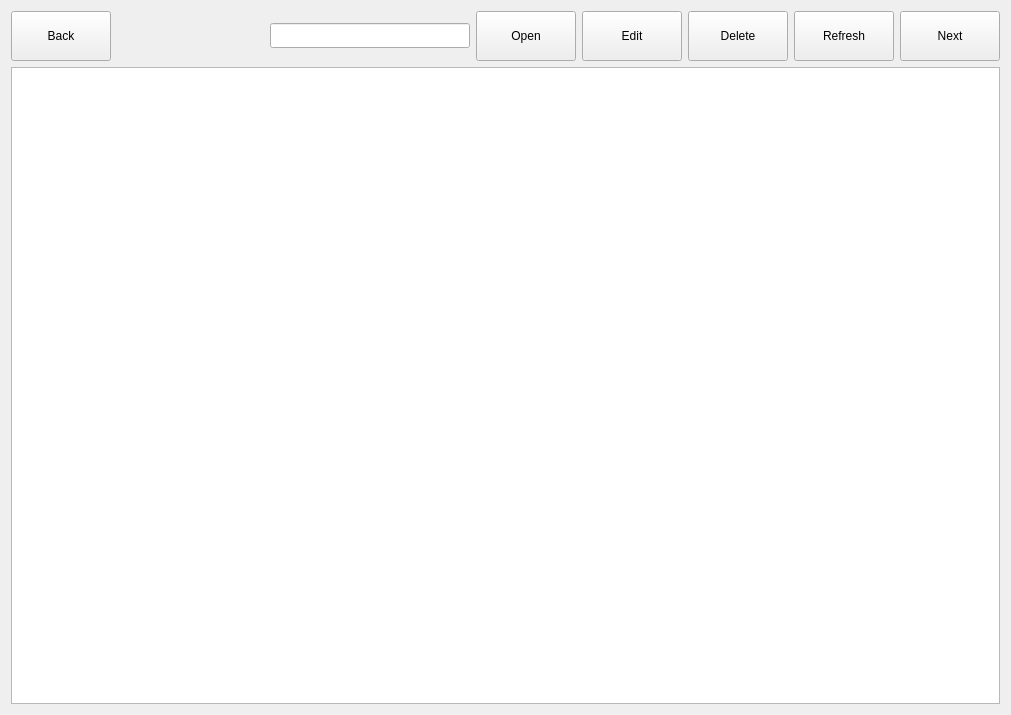
Before: the Qt Designer form assets/ui/datasets.ui in jfnavarro/st_viewer, drawn with Qt 5.
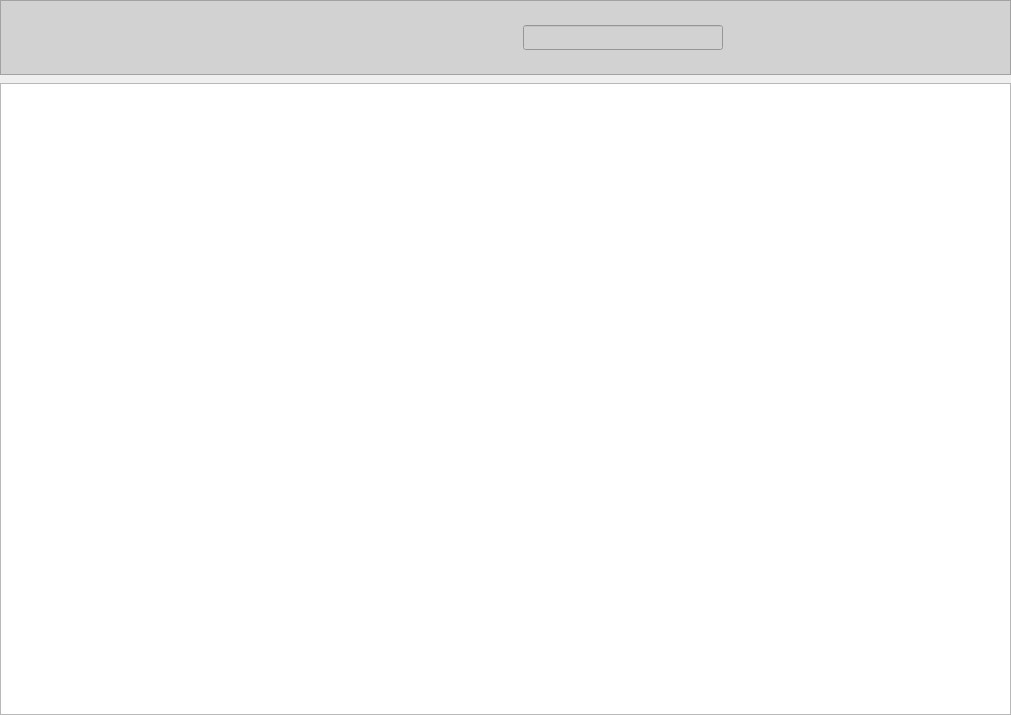
After: the same form once the commit is applied. Icons and pictures are not drawn. Custom widgets are drawn as their Qt base class.

Commit message: Removed deprecated icons. Added new icons. Changed icons in the application. Changed some colors and style. Still work in progress (fonts, sizes, lateral bar, spaces). edit : removed MAC temp file

Patch:
```diff
--- a/assets/ui/datasets.ui
+++ b/assets/ui/datasets.ui
@@ -10,6 +10,12 @@
     <height>715</height>
    </rect>
   </property>
+  <property name="sizePolicy">
+   <sizepolicy hsizetype="Preferred" vsizetype="Preferred">
+    <horstretch>0</horstretch>
+    <verstretch>0</verstretch>
+   </sizepolicy>
+  </property>
   <property name="mouseTracking">
    <bool>false</bool>
   </property>
@@ -20,22 +26,80 @@
    <string>Form</string>
   </property>
   <layout class="QVBoxLayout" name="verticalLayout">
+   <property name="spacing">
+    <number>8</number>
+   </property>
+   <property name="leftMargin">
+    <number>0</number>
+   </property>
+   <property name="topMargin">
+    <number>0</number>
+   </property>
+   <property name="rightMargin">
+    <number>0</number>
+   </property>
+   <property name="bottomMargin">
+    <number>0</number>
+   </property>
    <item>
-    <layout class="QHBoxLayout" name="horizontalLayout">
-     <property name="sizeConstraint">
-      <enum>QLayout::SetDefaultConstraint</enum>
+    <widget class="QFrame" name="frame">
+     <property name="sizePolicy">
+      <sizepolicy hsizetype="Preferred" vsizetype="Fixed">
+       <horstretch>0</horstretch>
+       <verstretch>0</verstretch>
+      </sizepolicy>
+     </property>
+     <property name="minimumSize">
+      <size>
+       <width>0</width>
+       <height>75</height>
+      </size>
+     </property>
+     <property name="maximumSize">
+      <size>
+       <width>16777215</width>
+       <height>75</height>
+      </size>
+     </property>
+     <property name="styleSheet">
+      <string notr="true">background-color:rgb(210,210,210);</string>
+     </property>
+     <property name="frameShape">
+      <enum>QFrame::StyledPanel</enum>
+     </property>
+     <property name="frameShadow">
+      <enum>QFrame::Raised</enum>
+     </property>
+     <property name="lineWidth">
+      <number>0</number>
+     </property>
+     <layout class="QHBoxLayout" name="horizontalLayout_4">
+      <property name="spacing">
+       <number>2</number>
+      </property>
+      <property name="leftMargin">
+       <number>5</number>
+      </property>
+      <property name="topMargin">
+       <number>0</number>
+      </property>
+      <property name="rightMargin">
+       <number>5</number>
+      </property>
+      <property name="bottomMargin">
+       <number>0</number>
      </property>
      <item>
       <widget class="QPushButton" name="back">
+        <property name="sizePolicy">
+         <sizepolicy hsizetype="Preferred" vsizetype="Preferred">
+          <horstretch>0</horstretch>
+          <verstretch>0</verstretch>
+         </sizepolicy>
+        </property>
        <property name="minimumSize">
         <size>
-         <width>100</width>
-         <height>50</height>
-        </size>
-       </property>
-       <property name="maximumSize">
-        <size>
-         <width>100</width>
+          <width>75</width>
          <height>50</height>
         </size>
        </property>
@@ -55,12 +119,21 @@
         <string>Go back to Start Page</string>
        </property>
        <property name="text">
-        <string>Back</string>
+         <string/>
        </property>
        <property name="icon">
         <iconset resource="../../../st_client-build/application.qrc">
          <normaloff>:/images/back.png</normaloff>:/images/back.png</iconset>
        </property>
+        <property name="iconSize">
+         <size>
+          <width>35</width>
+          <height>35</height>
+         </size>
+        </property>
+        <property name="flat">
+         <bool>true</bool>
+        </property>
        <property name="waitPolicy" stdset="0">
         <number>3</number>
        </property>
@@ -73,20 +146,7 @@
        </property>
        <property name="sizeHint" stdset="0">
         <size>
-         <width>40</width>
-         <height>20</height>
-        </size>
-       </property>
-      </spacer>
-     </item>
-     <item>
-      <spacer name="horizontalSpacer_2">
-       <property name="orientation">
-        <enum>Qt::Horizontal</enum>
-       </property>
-       <property name="sizeHint" stdset="0">
-        <size>
-         <width>40</width>
+          <width>489</width>
          <height>20</height>
         </size>
        </property>
@@ -106,6 +166,12 @@
          <height>25</height>
         </size>
        </property>
+        <property name="maximumSize">
+         <size>
+          <width>200</width>
+          <height>25</height>
+         </size>
+        </property>
        <property name="mouseTracking">
         <bool>false</bool>
        </property>
@@ -127,21 +193,30 @@
        <property name="whatsThis">
         <string>Search for a dataset</string>
        </property>
+        <property name="autoFillBackground">
+         <bool>false</bool>
+        </property>
+        <property name="styleSheet">
+         <string notr="true"/>
+        </property>
       </widget>
      </item>
      <item>
       <widget class="QPushButton" name="openDataset">
+        <property name="sizePolicy">
+         <sizepolicy hsizetype="Preferred" vsizetype="Preferred">
+          <horstretch>0</horstretch>
+          <verstretch>0</verstretch>
+         </sizepolicy>
+        </property>
        <property name="minimumSize">
         <size>
-         <width>100</width>
-         <height>50</height>
-        </size>
-       </property>
-       <property name="maximumSize">
-        <size>
-         <width>100</width>
-         <height>50</height>
-        </size>
+          <width>0</width>
+          <height>0</height>
+         </size>
+        </property>
+        <property name="mouseTracking">
+         <bool>true</bool>
        </property>
        <property name="toolTip">
         <string>Open the selected dataset</string>
@@ -150,27 +225,39 @@
         <string>Open the selected dataset</string>
        </property>
        <property name="text">
-        <string>Open</string>
+         <string/>
        </property>
        <property name="icon">
         <iconset resource="../../../st_client-build/application.qrc">
-         <normaloff>:/images/images.png</normaloff>:/images/images.png</iconset>
+          <normaloff>:/images/open.png</normaloff>:/images/open.png</iconset>
+        </property>
+        <property name="iconSize">
+         <size>
+          <width>35</width>
+          <height>35</height>
+         </size>
+        </property>
+        <property name="flat">
+         <bool>true</bool>
        </property>
       </widget>
      </item>
      <item>
       <widget class="QPushButton" name="editDataset">
+        <property name="sizePolicy">
+         <sizepolicy hsizetype="Preferred" vsizetype="Preferred">
+          <horstretch>0</horstretch>
+          <verstretch>0</verstretch>
+         </sizepolicy>
+        </property>
        <property name="minimumSize">
         <size>
-         <width>100</width>
-         <height>50</height>
-        </size>
-       </property>
-       <property name="maximumSize">
-        <size>
-         <width>100</width>
-         <height>50</height>
-        </size>
+          <width>0</width>
+          <height>0</height>
+         </size>
+        </property>
+        <property name="mouseTracking">
+         <bool>true</bool>
        </property>
        <property name="toolTip">
         <string>Edit the selected dataset</string>
@@ -179,27 +266,39 @@
         <string>Edit the selected dataset</string>
        </property>
        <property name="text">
-        <string>Edit</string>
+         <string/>
        </property>
        <property name="icon">
         <iconset resource="../../../st_client-build/application.qrc">
-         <normaloff>:/images/edit_color.png</normaloff>:/images/edit_color.png</iconset>
+          <normaloff>:/images/edit-small.png</normaloff>:/images/edit-small.png</iconset>
+        </property>
+        <property name="iconSize">
+         <size>
+          <width>35</width>
+          <height>35</height>
+         </size>
+        </property>
+        <property name="flat">
+         <bool>true</bool>
        </property>
       </widget>
      </item>
      <item>
       <widget class="QPushButton" name="deleteDataset">
+        <property name="sizePolicy">
+         <sizepolicy hsizetype="Preferred" vsizetype="Preferred">
+          <horstretch>0</horstretch>
+          <verstretch>0</verstretch>
+         </sizepolicy>
+        </property>
        <property name="minimumSize">
         <size>
-         <width>100</width>
+          <width>75</width>
          <height>50</height>
         </size>
        </property>
-       <property name="maximumSize">
-        <size>
-         <width>100</width>
-         <height>50</height>
-        </size>
+        <property name="mouseTracking">
+         <bool>true</bool>
        </property>
        <property name="toolTip">
         <string>Delete the selected dataset</string>
@@ -208,26 +307,35 @@
         <string>Delete the selected dataset</string>
        </property>
        <property name="text">
-        <string>Delete</string>
+         <string/>
        </property>
        <property name="icon">
         <iconset resource="../../../st_client-build/application.qrc">
-         <normaloff>:/images/abort.png</normaloff>:/images/abort.png</iconset>
+          <normaloff>:/images/delete.png</normaloff>:/images/delete.png</iconset>
+        </property>
+        <property name="iconSize">
+         <size>
+          <width>35</width>
+          <height>35</height>
+         </size>
+        </property>
+        <property name="flat">
+         <bool>true</bool>
        </property>
       </widget>
      </item>
      <item>
       <widget class="QPushButton" name="refresh">
+        <property name="sizePolicy">
+         <sizepolicy hsizetype="Preferred" vsizetype="Preferred">
+          <horstretch>0</horstretch>
+          <verstretch>0</verstretch>
+         </sizepolicy>
+        </property>
        <property name="minimumSize">
         <size>
-         <width>100</width>
-         <height>50</height>
-        </size>
-       </property>
-       <property name="maximumSize">
-        <size>
-         <width>100</width>
-         <height>50</height>
+          <width>0</width>
+          <height>0</height>
         </size>
        </property>
        <property name="mouseTracking">
@@ -246,11 +354,20 @@
         <string>Refresh Datasets</string>
        </property>
        <property name="text">
-        <string>Refresh</string>
+         <string/>
        </property>
        <property name="icon">
         <iconset resource="../../../st_client-build/application.qrc">
-         <normaloff>:/images/refresh2.png</normaloff>:/images/refresh2.png</iconset>
+          <normaloff>:/images/refresh.png</normaloff>:/images/refresh.png</iconset>
+        </property>
+        <property name="iconSize">
+         <size>
+          <width>35</width>
+          <height>35</height>
+         </size>
+        </property>
+        <property name="flat">
+         <bool>true</bool>
        </property>
        <property name="waitPolicy" stdset="0">
         <number>3</number>
@@ -259,12 +376,21 @@
      </item>
      <item>
       <widget class="QPushButton" name="next">
+        <property name="sizePolicy">
+         <sizepolicy hsizetype="Preferred" vsizetype="Preferred">
+          <horstretch>0</horstretch>
+          <verstretch>0</verstretch>
+         </sizepolicy>
+        </property>
        <property name="minimumSize">
         <size>
-         <width>100</width>
-         <height>50</height>
-        </size>
-       </property>
+          <width>0</width>
+          <height>0</height>
+         </size>
+        </property>
+        <property name="mouseTracking">
+         <bool>true</bool>
+        </property>
        <property name="toolTip">
         <string>Move to the Cell View Page</string>
        </property>
@@ -272,28 +398,63 @@
         <string>Move to the Cell View Page</string>
        </property>
        <property name="text">
-        <string>Next</string>
+         <string/>
        </property>
        <property name="icon">
         <iconset resource="../../../st_client-build/application.qrc">
          <normaloff>:/images/next.png</normaloff>:/images/next.png</iconset>
        </property>
+        <property name="iconSize">
+         <size>
+          <width>35</width>
+          <height>35</height>
+         </size>
+        </property>
+        <property name="flat">
+         <bool>true</bool>
+        </property>
+       </widget>
+      </item>
+      <item>
+       <widget class="QLabel" name="label">
+        <property name="minimumSize">
+         <size>
+          <width>35</width>
+          <height>35</height>
+         </size>
+        </property>
+        <property name="maximumSize">
+         <size>
+          <width>35</width>
+          <height>35</height>
+         </size>
+        </property>
+        <property name="text">
+         <string/>
+        </property>
+        <property name="pixmap">
+         <pixmap resource="../../../st_client-build/application.qrc">:/images/st_icon.png</pixmap>
+        </property>
+        <property name="scaledContents">
+         <bool>true</bool>
+        </property>
       </widget>
      </item>
     </layout>
+    </widget>
    </item>
    <item>
     <widget class="DatasetsTableView" name="datasets_tableview">
      <property name="sizePolicy">
-      <sizepolicy hsizetype="Expanding" vsizetype="MinimumExpanding">
+      <sizepolicy hsizetype="Preferred" vsizetype="Preferred">
        <horstretch>0</horstretch>
        <verstretch>0</verstretch>
       </sizepolicy>
      </property>
      <property name="minimumSize">
       <size>
-       <width>600</width>
-       <height>600</height>
+       <width>0</width>
+       <height>0</height>
       </size>
      </property>
      <property name="mouseTracking">
@@ -332,6 +493,9 @@
      <property name="dragDropOverwriteMode">
       <bool>false</bool>
      </property>
+     <property name="alternatingRowColors">
+      <bool>true</bool>
+     </property>
      <property name="selectionMode">
       <enum>QAbstractItemView::SingleSelection</enum>
      </property>
@@ -341,6 +505,9 @@
      <property name="horizontalScrollMode">
       <enum>QAbstractItemView::ScrollPerPixel</enum>
      </property>
+     <property name="gridStyle">
+      <enum>Qt::NoPen</enum>
+     </property>
      <property name="sortingEnabled">
       <bool>true</bool>
      </property>
```
Left out of the diff: 11 changed lines with no effect on the pictures. Lines whose indentation alone changed are shown as unchanged. The commit also changes 103 other files.
